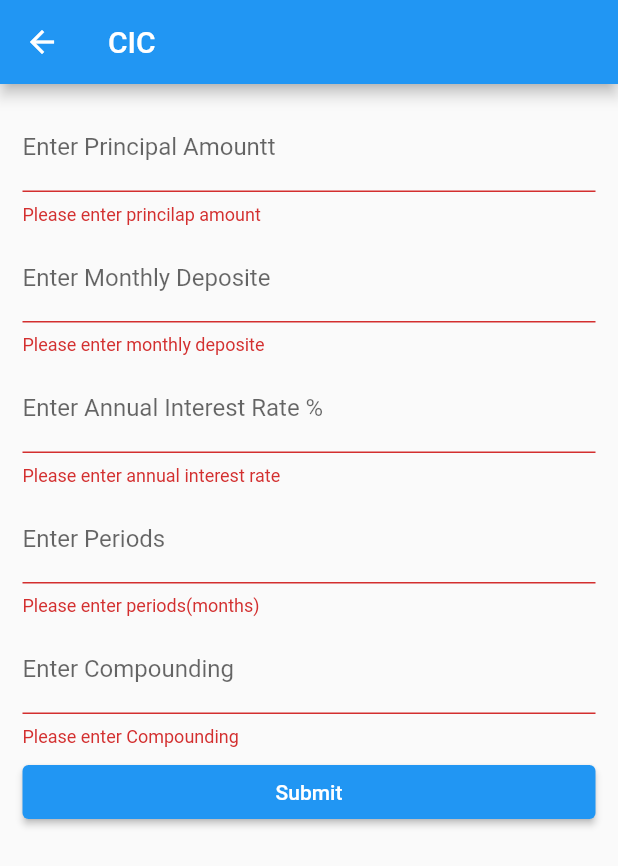
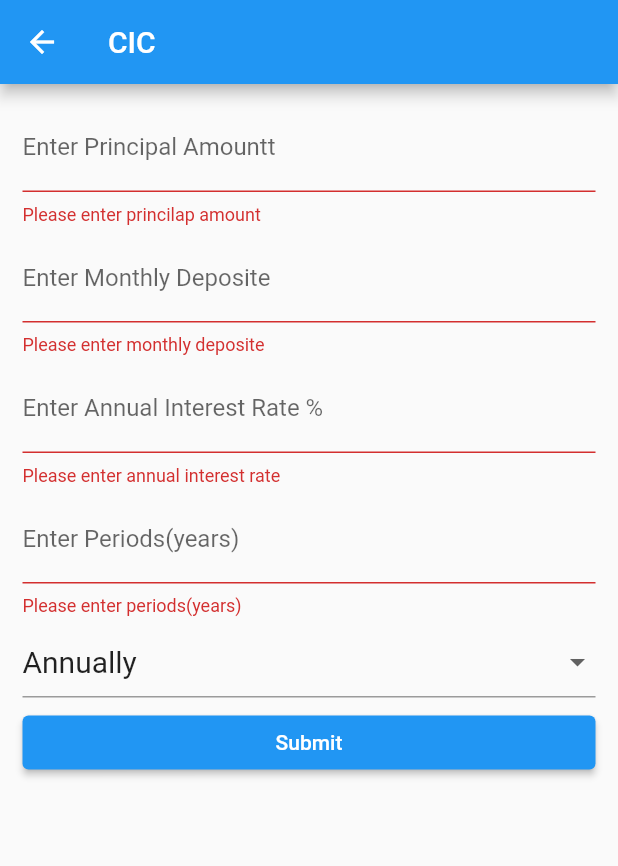
Before and after one commit to Bibek-Dahal/financial_calculator, a Flutter app: the compIntCalc screen opened directly, after a tap on "Submit", on a phone screen of 412 x 824 dp. Shown: the top 866 px of the screen. Run offline on Flutter 3.47's test engine with Material 2 defaults, Android fonts, the phone set to English and light mode, and no system bars; missing offline and left inert: dart:ffi.

Commit message:
fixed compounding issue and completed compound interest

```diff
--- a/lib/screens/compoundInterestCalc.dart
+++ b/lib/screens/compoundInterestCalc.dart
@@ -1,6 +1,8 @@
 import 'package:flutter/material.dart';
 import 'package:flutter/services.dart';
 import 'dart:math';
+
+import 'package:intl/intl.dart';
 
 class compIntCalc extends StatefulWidget {
   const compIntCalc({Key? key}) : super(key: key);
@@ -20,6 +22,16 @@ class _compIntCalcState extends State<compIntCalc> {
   String maturityValue = "";
   bool isCalculated = false;
 
+  String dropdownValue = 'Annually';
+  final drowDownItems = [
+    'Annually',
+    'Semiannually',
+    'Quarterly',
+    'Monthly',
+    'Weekly',
+    'Daily'
+  ];
+
   final _formKey = GlobalKey<FormState>();
   final principalAmtController = TextEditingController();
   final monthlyDepositController = TextEditingController();
@@ -28,9 +40,10 @@ class _compIntCalcState extends State<compIntCalc> {
   final annualInterestRateController = TextEditingController();
   final compoundingAmtController = TextEditingController();
 
+  NumberFormat myFormat = NumberFormat.decimalPattern('en_us');
   void calculateCompInt() {
     try {
-      var interestRate = {
+      var i = {
         'Daily': (annualInterestRate / 100) / 365,
         'Weekly': (annualInterestRate / 100) / 52,
         'Monthly': (annualInterestRate / 100) / 12,
@@ -39,27 +52,38 @@ class _compIntCalcState extends State<compIntCalc> {
         'Annually': annualInterestRate / 100
       };
 
-      var interest = interestRate[compounding];
-      print('interest $interest');
-      print((pow((1 + interest!), period) - 1) / interest);
-      // var x = 1 + interest!;
-      var fvPrincipal = principalAmt * (pow((1 + interest), period));
-      var maturityValueBefore = fvPrincipal +
-          (monthlyDeposit * (pow((1 + interest), period) - 1) / interest);
-      var totalPrincipalBefore = principalAmt + monthlyDeposit * period;
+      var m = {
+        'Daily': 365,
+        'Weekly': 52,
+        'Monthly': 12,
+        'Quarterly': 4,
+        'Semiannually': 2,
+        'Annually': 1
+      };
+
+      print(m[compounding]);
+      print(i[compounding]);
+      var fvPrincipal =
+          principalAmt * (pow((1 + i[compounding]!), period * m[compounding]!));
+      print('fvPrincipal: $fvPrincipal');
+
+      var fvAnnuity = ((monthlyDeposit * 12) / m[compounding]!) *
+          ((pow((1 + i[compounding]!), m[compounding]!) - 1) / i[compounding]!);
+      print('fvannuity $fvAnnuity');
 
       setState(() {
-        // print(test);
-        maturityValue = maturityValueBefore.toStringAsFixed(2);
-
-        totalPrincipal = totalPrincipalBefore.toStringAsFixed(2);
-
-        interestAmount =
-            (maturityValueBefore - totalPrincipalBefore).toStringAsFixed(2);
+        maturityValue = myFormat
+            .format(double.parse((fvPrincipal + fvAnnuity).toStringAsFixed(2)));
+        totalPrincipal = myFormat.format(double.parse(
+            (principalAmt + period * 12 * monthlyDeposit).toStringAsFixed(2)));
+        interestAmount = ((fvPrincipal + fvAnnuity) -
+                (principalAmt + period * 12 * monthlyDeposit))
+            .toStringAsFixed(2);
 
         isCalculated = true;
       });
     } catch (error) {
+      print(error);
       print('error occour');
     }
   }
@@ -91,7 +115,7 @@ class _compIntCalcState extends State<compIntCalc> {
                     validator: (value) {
                       if (value == null || value.isEmpty) {
                         return 'Please enter princilap amount';
-                      } else if (double.parse(value) < 1) {
+                      } else if (double.parse(value) < 0) {
                         return 'Please enter appropriate princilap amount';
                       } else {
                         return null;
@@ -141,13 +165,13 @@ class _compIntCalcState extends State<compIntCalc> {
                     controller: periodController,
                     decoration: const InputDecoration(
                       border: UnderlineInputBorder(),
-                      labelText: 'Enter Periods',
+                      labelText: 'Enter Periods(years)',
                     ),
                     keyboardType: TextInputType.number,
                     inputFormatters: [FilteringTextInputFormatter.digitsOnly],
                     validator: (value) {
                       if (value == null || value.isEmpty) {
-                        return 'Please enter periods(months)';
+                        return 'Please enter periods(years)';
                       } else if (double.parse(value) == 0) {
                         return 'Please enter appropriate period';
                       } else {
@@ -157,22 +181,24 @@ class _compIntCalcState extends State<compIntCalc> {
                   ),
                 ),
                 Padding(
-                  padding: const EdgeInsets.only(top: 3.0, bottom: 3.0),
-                  child: TextFormField(
-                    controller: compoundingController,
-                    decoration: const InputDecoration(
-                      border: UnderlineInputBorder(),
-                      labelText: 'Enter Compounding',
-                    ),
-                    // keyboardType: TextInputType.number,
-                    // inputFormatters: [FilteringTextInputFormatter.digitsOnly],
-                    validator: (value) {
-                      if (value == null || value.isEmpty) {
-                        return 'Please enter Compounding';
-                      } else {
-                        return null;
-                      }
+                  padding: EdgeInsets.only(top: 3.0, bottom: 3.0),
+                  child: DropdownButtonFormField(
+                    value: dropdownValue,
+                    onChanged: (String? newValue) {
+                      setState(() {
+                        dropdownValue = newValue!;
+                      });
                     },
+                    items: drowDownItems
+                        .map<DropdownMenuItem<String>>((String value) {
+                      return DropdownMenuItem<String>(
+                        value: value,
+                        child: Text(
+                          value,
+                          style: TextStyle(fontSize: 20),
+                        ),
+                      );
+                    }).toList(),
                   ),
                 ),
                 Padding(
@@ -189,7 +215,7 @@ class _compIntCalcState extends State<compIntCalc> {
                           period = int.parse(periodController.text);
                           annualInterestRate =
                               double.parse(annualInterestRateController.text);
-                          compounding = compoundingController.text;
+                          compounding = dropdownValue;
                         });
                         calculateCompInt();
                       }
```
